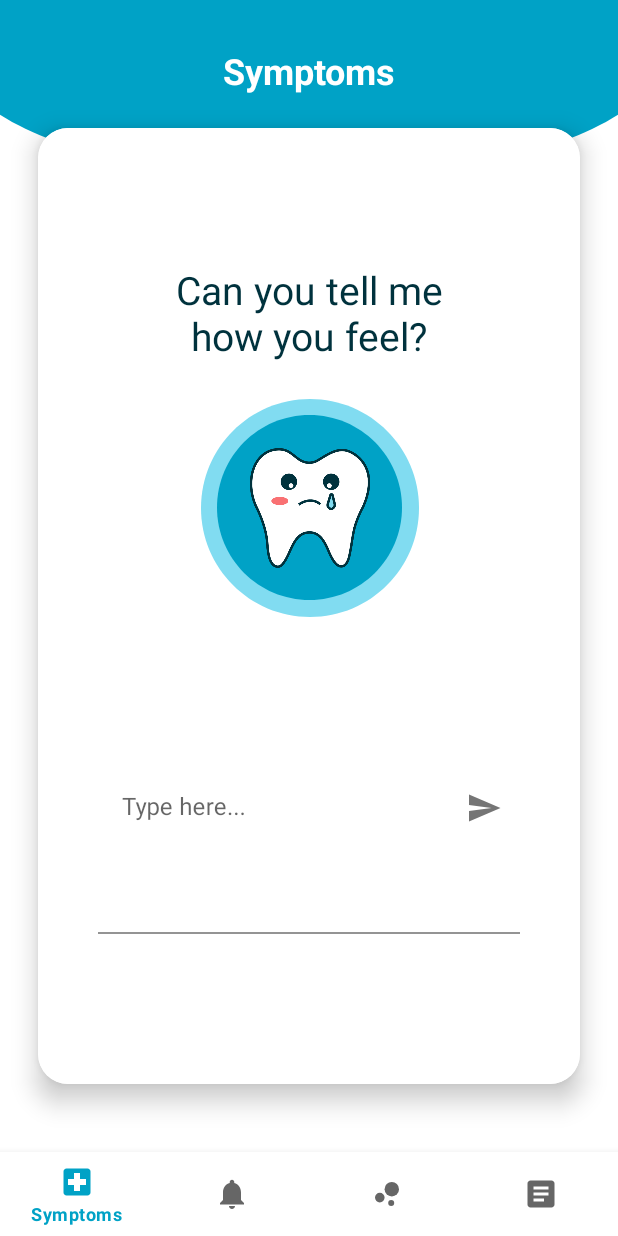
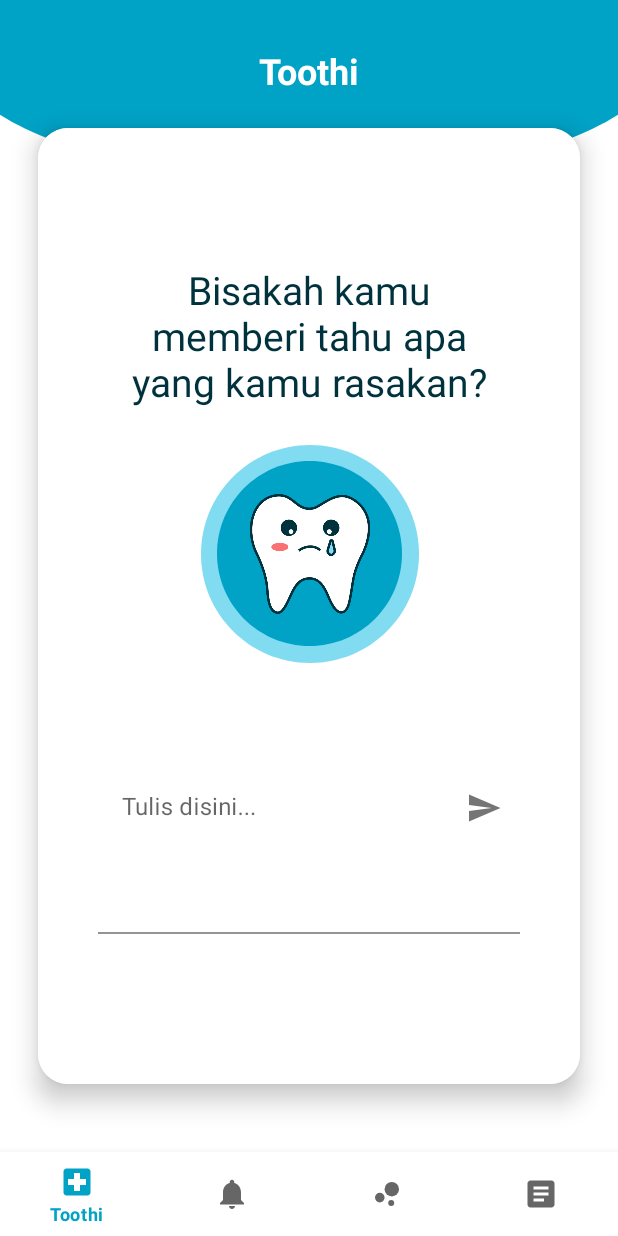
Before and after one commit to WidianaAR/DentsHealth, an Android app: the BadSymptomsFragment screen opened through its navigation route, on a phone screen of 412 x 824 dp. Run offline under Robolectric (Android 15) with nearby library versions, the light colour scheme and no system bars; our stand-ins replace Dagger/Hilt's generated code, navigation-ui.

Commit message:
change language and get user input text

```diff
--- a/app/src/main/java/com/project/dentshealth/ui/symptoms/BadSymptomsFragment.kt
+++ b/app/src/main/java/com/project/dentshealth/ui/symptoms/BadSymptomsFragment.kt
@@ -5,56 +5,29 @@ import androidx.fragment.app.Fragment
 import android.view.LayoutInflater
 import android.view.View
 import android.view.ViewGroup
+import android.widget.Toast
+import com.project.dentshealth.MainActivity
 import com.project.dentshealth.R
+import com.project.dentshealth.databinding.FragmentBadSymptomsBinding
 
-// TODO: Rename parameter arguments, choose names that match
-// the fragment initialization parameters, e.g. ARG_ITEM_NUMBER
-private const val ARG_PARAM1 = "param1"
-private const val ARG_PARAM2 = "param2"
+class BadSymptomsFragment : Fragment(), View.OnClickListener {
+    private lateinit var binding: FragmentBadSymptomsBinding
 
-/**
- * A simple [Fragment] subclass.
- * Use the [BadSymptomsFragment.newInstance] factory method to
- * create an instance of this fragment.
- */
-class BadSymptomsFragment : Fragment() {
-    // TODO: Rename and change types of parameters
-    private var param1: String? = null
-    private var param2: String? = null
-
-    override fun onCreate(savedInstanceState: Bundle?) {
-        super.onCreate(savedInstanceState)
-        arguments?.let {
-            param1 = it.getString(ARG_PARAM1)
-            param2 = it.getString(ARG_PARAM2)
-        }
+    override fun onCreateView(inflater: LayoutInflater, container: ViewGroup?, savedInstanceState: Bundle?): View? {
+        binding = FragmentBadSymptomsBinding.inflate(inflater, container, false)
+        return binding.root
     }
 
-    override fun onCreateView(
-        inflater: LayoutInflater, container: ViewGroup?,
-        savedInstanceState: Bundle?
-    ): View? {
-        // Inflate the layout for this fragment
-        return inflater.inflate(R.layout.fragment_bad_symptoms, container, false)
+    override fun onViewCreated(view: View, savedInstanceState: Bundle?) {
+        binding.tlUserSymptoms.setEndIconOnClickListener(this)
     }
 
-    companion object {
-        /**
-         * Use this factory method to create a new instance of
-         * this fragment using the provided parameters.
-         *
-         * @param param1 Parameter 1.
-         * @param param2 Parameter 2.
-         * @return A new instance of fragment BadSymptomsFragment.
-         */
-        // TODO: Rename and change types and number of parameters
-        @JvmStatic
-        fun newInstance(param1: String, param2: String) =
-            BadSymptomsFragment().apply {
-                arguments = Bundle().apply {
-                    putString(ARG_PARAM1, param1)
-                    putString(ARG_PARAM2, param2)
-                }
-            }
+    override fun onClick(v: View?) {
+        val data = binding.tiUserSymptoms.text
+        showText(data.toString())
+    }
+
+    private fun showText(text: String) {
+        Toast.makeText(this.context, text, Toast.LENGTH_SHORT).show()
     }
 }
--- a/app/src/main/res/layout/fragment_bad_symptoms.xml
+++ b/app/src/main/res/layout/fragment_bad_symptoms.xml
@@ -53,7 +53,7 @@
 
             <TextView
                 android:id="@+id/greeting"
-                android:layout_width="200dp"
+                android:layout_width="250dp"
                 android:layout_height="wrap_content"
                 android:layout_marginTop="90dp"
                 android:text="@string/can_you_tell_me_how_you_feel"
@@ -100,6 +100,7 @@
                 app:layout_constraintTop_toTopOf="@+id/circle_dark" />
 
             <com.google.android.material.textfield.TextInputLayout
+                android:id="@+id/tl_user_symptoms"
                 android:layout_width="match_parent"
                 android:layout_height="match_parent"
                 android:layout_marginHorizontal="40dp"
@@ -119,6 +120,7 @@
                 app:endIconMode="custom">
 
                 <com.google.android.material.textfield.TextInputEditText
+                    android:id="@+id/ti_user_symptoms"
                     android:layout_width="match_parent"
                     android:layout_height="match_parent"
                     android:hint="@string/type_here"
--- a/app/src/main/res/layout/fragment_symptoms.xml
+++ b/app/src/main/res/layout/fragment_symptoms.xml
@@ -115,7 +115,7 @@
 
             <com.google.android.material.button.MaterialButton
                 android:id="@+id/good_button"
-                android:layout_width="224dp"
+                android:layout_width="270dp"
                 android:layout_height="50dp"
                 android:layout_marginTop="40dp"
                 android:backgroundTint="#FFB298"
@@ -130,7 +130,7 @@
 
             <com.google.android.material.button.MaterialButton
                 android:id="@+id/bad_button"
-                android:layout_width="224dp"
+                android:layout_width="270dp"
                 android:layout_height="50dp"
                 android:backgroundTint="#FFB298"
                 android:text="@string/bad"
--- a/app/src/main/res/layout/rv_item_fact.xml
+++ b/app/src/main/res/layout/rv_item_fact.xml
@@ -58,6 +58,6 @@
             app:drawableStartCompat="@drawable/ic_estimation_time"
             app:layout_constraintBottom_toBottomOf="@+id/siv_image"
             app:layout_constraintStart_toEndOf="@+id/siv_image"
-            tools:text="5 Min Read" />
+            tools:text="@string/read_time" />
     </androidx.constraintlayout.widget.ConstraintLayout>
 </androidx.cardview.widget.CardView>
--- a/app/src/main/res/layout/rv_item_history.xml
+++ b/app/src/main/res/layout/rv_item_history.xml
@@ -49,7 +49,7 @@
             card_view:layout_constraintStart_toEndOf="@id/tv_time"
             card_view:layout_constraintTop_toTopOf="@id/tv_time"
             card_view:layout_constraintVertical_bias="1"
-            tools:text="12 December 2021" />
+            tools:text="@string/date" />
 
         <TextView
             android:id="@id/tv_title"
--- a/app/src/main/res/layout/vp_item_tip.xml
+++ b/app/src/main/res/layout/vp_item_tip.xml
@@ -62,5 +62,5 @@
         app:layout_constraintEnd_toEndOf="@id/siv_overlay"
         app:layout_constraintHorizontal_bias="0"
         app:layout_constraintStart_toStartOf="@+id/siv_overlay"
-        tools:text="5 Min Read" />
+        tools:text="@string/read_time" />
 </androidx.constraintlayout.widget.ConstraintLayout>
--- a/app/src/main/res/navigation/nav_main.xml
+++ b/app/src/main/res/navigation/nav_main.xml
@@ -11,10 +11,12 @@
         tools:layout="@layout/fragment_symptoms" >
         <action
             android:id="@+id/action_symptomsFragment_to_goodSymptomsFragment"
-            app:destination="@id/goodSymptomsFragment"/>
+            app:destination="@id/goodSymptomsFragment"
+            app:enterAnim="@android:anim/fade_in" />
         <action
             android:id="@+id/action_symptomsFragment_to_badSymptomsFragment"
-            app:destination="@id/badSymptomsFragment"/>
+            app:destination="@id/badSymptomsFragment"
+            app:enterAnim="@android:anim/fade_in" />
     </fragment>
     <fragment
         android:id="@+id/articleFragment"
@@ -23,7 +25,7 @@
         tools:layout="@layout/fragment_article" >
         <action
             android:id="@+id/action_articleFragment_to_articleDetailFragment"
-            app:destination="@id/articleDetailFragment" />
+            app:destination="@id/articleDetailFragment"/>
     </fragment>
     <fragment
         android:id="@+id/reminderFragment"
--- a/app/src/main/res/values/styles.xml
+++ b/app/src/main/res/values/styles.xml
@@ -10,13 +10,18 @@
         <item name="android:textSize">14sp</item>
     </style>
 
-    <style name="rounded16dp" parent="">
-        <item name="cornerFamily">rounded</item>
-        <item name="cornerSize">16dp</item>
+    <style name="text_nav" parent="@android:style/TextAppearance.Widget.IconMenu.Item">
+        <item name="android:textColor">#FFB298</item>
     </style>
 
-    <style name="text_nav" parent="@android:style/TextAppearance.Widget.IconMenu.Item">
-        <item name="android:textColor">#FFB298</item>
+    <style name="text_reg_18sp">
+        <item name="android:textColor">#00323D</item>
+        <item name="android:textSize">18sp</item>
+    </style>
+
+    <style name="text_reg_26sp">
+        <item name="android:textColor">#00323D</item>
+        <item name="android:textSize">26sp</item>
     </style>
 
     <style name="BottomNavigationTheme" parent="Theme.AppCompat.Light">
@@ -24,18 +29,9 @@
         <item name="android:textColorSecondary">#FFB298</item>
     </style>
 
-    <style name="text_reg_26sp">
-        <item name="android:textColor">#00323D</item>
-        <item name="android:textSize">26sp</item>
-    </style>
     <style name="rounded8dp" parent="">
         <item name="cornerFamily">rounded</item>
         <item name="cornerSize">8dp</item>
-    </style>
-
-    <style name="text_reg_18sp">
-        <item name="android:textColor">#00323D</item>
-        <item name="android:textSize">18sp</item>
     </style>
 
     <style name="rounded12dp" parent="">
@@ -50,4 +46,9 @@
         <item name="cornerSize">16dp</item>
     </style>
 
+    <style name="rounded16dp" parent="">
+        <item name="cornerFamily">rounded</item>
+        <item name="cornerSize">16dp</item>
+    </style>
+
 </resources>
```
Also changed, not shown: app/src/main/res/drawable/ic_launcher_foreground.xml (deleted, +0 -19 lines), app/src/main/res/layout/welcomepage.xml (deleted, +0 -55 lines), app/src/main/res/values/strings.xml (+33 -39 lines).
